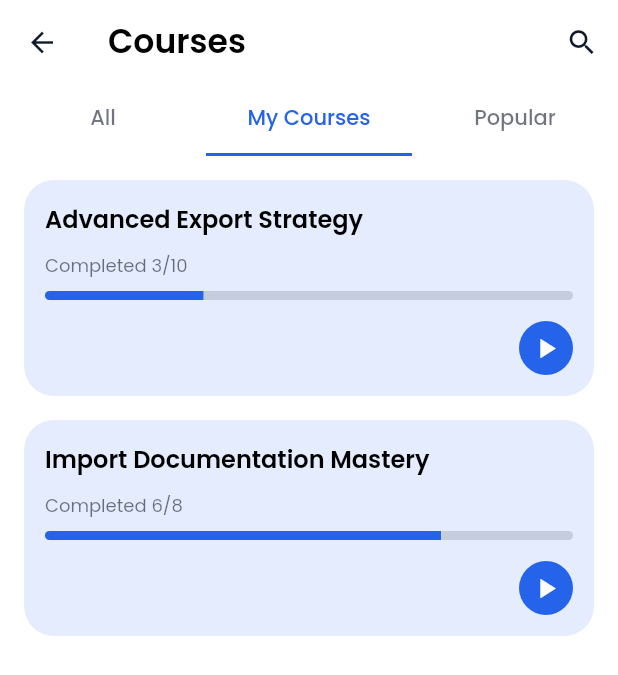
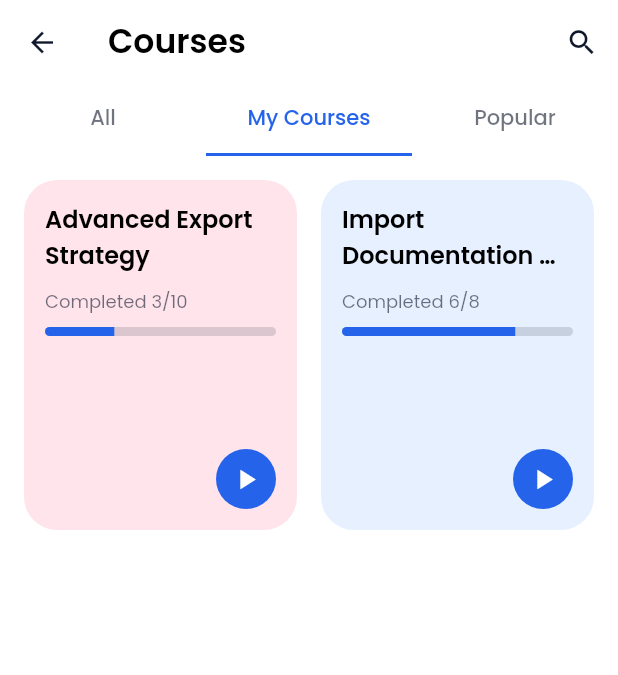
Before and after one commit to codebyAG/exim_lab, a Flutter app: the CoursesListScreen screen opened directly, tab 2 chosen, on a phone screen of 412 x 824 dp. Shown: the top 675 px of the screen. Run offline on Flutter 3.47's test engine with Material 3 defaults, Android fonts, the phone set to English and light mode, and no system bars; our stand-ins replace dio, pin_code_fields, shared_preferences, youtube_player_flutter; accounts and stored records are empty; network calls fail.

Commit message:
course list

```diff
--- a/lib/features/courses/presentation/screens/courses_list_screen.dart
+++ b/lib/features/courses/presentation/screens/courses_list_screen.dart
@@ -225,39 +225,53 @@ const List<_MyCourse> _mockMyCourses = [
 ];
 
 Widget _myCoursesMockList(BuildContext context) {
-  return ListView.builder(
+  return GridView.builder(
     padding: const EdgeInsets.all(16),
+    gridDelegate: const SliverGridDelegateWithFixedCrossAxisCount(
+      crossAxisCount: 2, // ✅ 2 cards per row
+      mainAxisSpacing: 16,
+      crossAxisSpacing: 16,
+      childAspectRatio: 0.78,
+    ),
     itemCount: _mockMyCourses.length,
     itemBuilder: (context, index) {
       final course = _mockMyCourses[index];
-      return _MyCourseCard(course: course);
+      return _MyCourseCard(course: course, colorIndex: index);
     },
   );
 }
 
 class _MyCourseCard extends StatelessWidget {
   final _MyCourse course;
+  final int colorIndex;
 
-  const _MyCourseCard({required this.course});
+  const _MyCourseCard({required this.course, required this.colorIndex});
+
+  static const List<Color> _cardColors = [
+    Color(0xFFFFE4EC), // pink
+    Color(0xFFE6F0FF), // blue
+    Color(0xFFE6F7F2), // green
+    Color(0xFFFFF3E0), // orange
+  ];
 
   @override
   Widget build(BuildContext context) {
     final theme = Theme.of(context);
     final cs = theme.colorScheme;
+    final bgColor = _cardColors[colorIndex % _cardColors.length];
 
     return Container(
-      margin: const EdgeInsets.only(bottom: 16),
       padding: const EdgeInsets.all(14),
       decoration: BoxDecoration(
-        color: cs.primary.withOpacity(0.12), // 🎨 soft color card
-        borderRadius: BorderRadius.circular(20),
+        color: bgColor, // ✅ dynamic color
+        borderRadius: BorderRadius.circular(22),
       ),
       child: Column(
         crossAxisAlignment: CrossAxisAlignment.start,
         children: [
           // TITLE
           Text(
-            course.title,
+            course.title ,
             maxLines: 2,
             overflow: TextOverflow.ellipsis,
             style: theme.textTheme.bodyLarge?.copyWith(
@@ -277,7 +291,7 @@ class _MyCourseCard extends StatelessWidget {
 
           const SizedBox(height: 8),
 
-          // PROGRESS BAR
+          // PROGRESS
           ClipRRect(
             borderRadius: BorderRadius.circular(10),
             child: LinearProgressIndicator(
@@ -288,19 +302,28 @@ class _MyCourseCard extends StatelessWidget {
             ),
           ),
 
-          const SizedBox(height: 14),
+          const Spacer(),
 
-          // PLAY BUTTON
+          // ▶ RESUME BUTTON
           Align(
-            alignment: Alignment.centerRight,
-            child: Container(
-              height: 36,
-              width: 36,
-              decoration: BoxDecoration(
-                color: cs.primary,
-                shape: BoxShape.circle,
+            alignment: Alignment.bottomRight,
+            child: GestureDetector(
+              onTap: () {
+                // ✅ Resume last lesson (ready for API)
+                AppNavigator.push(
+                  context,
+                  const CourseDetailsScreen(courseId: 'resume-course-id'),
+                );
+              },
+              child: Container(
+                height: 40,
+                width: 40,
+                decoration: BoxDecoration(
+                  color: cs.primary,
+                  shape: BoxShape.circle,
+                ),
+                child: Icon(Icons.play_arrow, color: cs.onPrimary),
               ),
-              child: Icon(Icons.play_arrow, color: cs.onPrimary),
             ),
           ),
         ],
```
